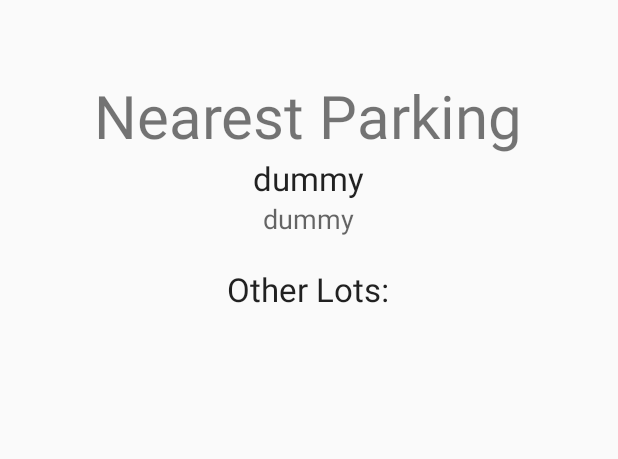
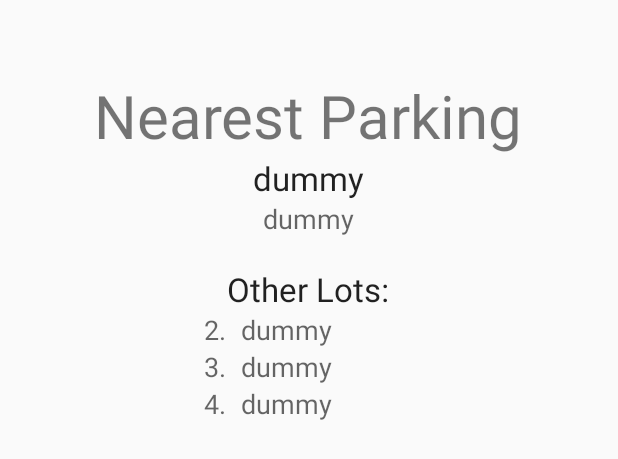
Before and after one commit to suhvanuhlihn/project3-team16, an Android app: the layout result_activity.xml on its own in the app's theme, with its tools: preview values and no code run, on a phone screen of 412 x 824 dp. Shown: the top 459 px of the screen. Run offline under Robolectric (Android 15) with nearby library versions, the phone set to English and light mode, and no system bars.

Commit message:
Finished the result layout

```diff
--- a/app/src/main/res/layout/result_activity.xml
+++ b/app/src/main/res/layout/result_activity.xml
@@ -8,11 +8,13 @@
     android:gravity="center_horizontal"
     tools:context="edu.msu.pinkoski.project3_team16.ResultActivity">
 
+
+
     <TextView
         android:id="@+id/textResult"
         android:layout_width="wrap_content"
         android:layout_height="wrap_content"
-        android:textSize="40dp"
+        android:textSize="40sp"
         android:layout_marginTop="50dp"
         android:text="@string/result"
         android:layout_centerHorizontal="true" />
@@ -45,4 +47,65 @@
         android:layout_marginTop="20dp"
         android:text="@string/otherParking"/>
 
+    <TextView
+        android:id="@+id/textSecondLotLabel"
+        android:layout_width="100dp"
+        android:layout_height="wrap_content"
+        android:textAppearance="?android:attr/textAppearanceMedium"
+        android:layout_alignParentStart="true"
+        android:gravity="end"
+        android:layout_below="@+id/textOtherCloseParking"
+        android:text="@string/second"/>
+
+    <TextView
+        android:id="@+id/textSecondLot"
+        android:layout_width="200dp"
+        android:layout_height="wrap_content"
+        android:textAppearance="?android:attr/textAppearanceMedium"
+        android:layout_marginStart="10sp"
+        android:layout_toEndOf="@+id/textSecondLotLabel"
+        android:layout_alignBaseline="@+id/textSecondLotLabel"
+        android:layout_alignBottom="@+id/textSecondLotLabel"
+        android:text="@string/dummy"/>
+    <TextView
+        android:id="@+id/textThirdLotLabel"
+        android:layout_width="100dp"
+        android:layout_height="wrap_content"
+        android:textAppearance="?android:attr/textAppearanceMedium"
+        android:layout_alignParentStart="true"
+        android:gravity="end"
+        android:layout_below="@+id/textSecondLotLabel"
+        android:text="@string/third"/>
+
+    <TextView
+        android:id="@+id/textThirdLot"
+        android:layout_width="200dp"
+        android:layout_height="wrap_content"
+        android:textAppearance="?android:attr/textAppearanceMedium"
+        android:layout_marginStart="10sp"
+        android:layout_toEndOf="@+id/textThirdLotLabel"
+        android:layout_alignBaseline="@+id/textThirdLotLabel"
+        android:layout_alignBottom="@+id/textThirdLotLabel"
+        android:text="@string/dummy"/>
+    <TextView
+        android:id="@+id/textFourthLotLabel"
+        android:layout_width="100dp"
+        android:layout_height="wrap_content"
+        android:textAppearance="?android:attr/textAppearanceMedium"
+        android:layout_alignParentStart="true"
+        android:gravity="end"
+        android:layout_below="@+id/textThirdLot"
+        android:text="@string/fourth"/>
+
+    <TextView
+        android:id="@+id/textFourthLot"
+        android:layout_width="200dp"
+        android:layout_height="wrap_content"
+        android:textAppearance="?android:attr/textAppearanceMedium"
+        android:layout_marginStart="10sp"
+        android:layout_toEndOf="@+id/textFourthLotLabel"
+        android:layout_alignBaseline="@+id/textFourthLotLabel"
+        android:layout_alignBottom="@+id/textFourthLotLabel"
+        android:text="@string/dummy"/>
+
 </RelativeLayout>
--- a/app/src/main/res/values/strings.xml
+++ b/app/src/main/res/values/strings.xml
@@ -7,4 +7,7 @@
     <string name="dummy">dummy</string>
     <string name="nextClosest">Nearby:</string>
     <string name="otherParking">Other Lots:</string>
+    <string name="second">2.</string>
+    <string name="third">3.</string>
+    <string name="fourth">4.</string>
 </resources>
```
